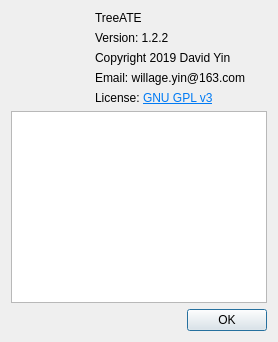
WilliamYinwei/TreeATE, file Src/TreeATE/aboutdialog.ui: the form before one commit.
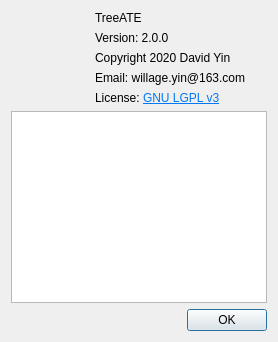
The form after the commit. Icons and pictures are not drawn.

The edit to the form file:
```diff
--- a/Src/TreeATE/aboutdialog.ui
+++ b/Src/TreeATE/aboutdialog.ui
@@ -68,14 +68,14 @@
        <item>
         <widget class="QLabel" name="label_3">
          <property name="text">
-          <string notr="true">Version: 1.2.2 </string>
+          <string notr="true">Version: 2.0.0 </string>
          </property>
         </widget>
        </item>
        <item>
         <widget class="QLabel" name="label_4">
          <property name="text">
-          <string>Copyright 2019 David Yin</string>
+          <string>Copyright 2020 David Yin</string>
          </property>
         </widget>
        </item>
@@ -89,7 +89,7 @@
        <item>
         <widget class="QLabel" name="label_license">
          <property name="text">
-          <string>&lt;html&gt;&lt;head/&gt;&lt;body&gt;&lt;p&gt;License: &lt;a href=&quot;https://www.gnu.org/licenses/gpl.html&quot;&gt;&lt;span style=&quot; text-decoration: underline; color:#007af4;&quot;&gt;GNU GPL v3&lt;/span&gt;&lt;/a&gt;&lt;/p&gt;&lt;/body&gt;&lt;/html&gt;</string>
+          <string>&lt;html&gt;&lt;head/&gt;&lt;body&gt;&lt;p&gt;License: &lt;a href=&quot;https://www.gnu.org/licenses/lgpl-3.0.html&quot;&gt;&lt;span style=&quot; text-decoration: underline; color:#007af4;&quot;&gt;GNU LGPL v3&lt;/span&gt;&lt;/a&gt;&lt;/p&gt;&lt;/body&gt;&lt;/html&gt;</string>
          </property>
         </widget>
        </item>
```
